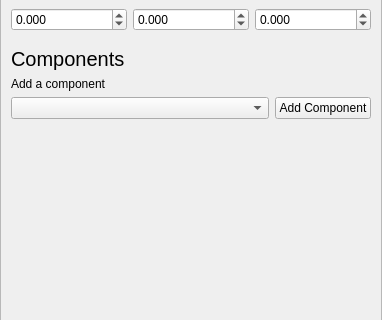
MonliH/nimble-engine, file nimble/resources/ui/entity_inspector.ui: the form before one commit; both pictures show x 0 to 382 and y 187 to 507 of the 382 by 683 pixel window.
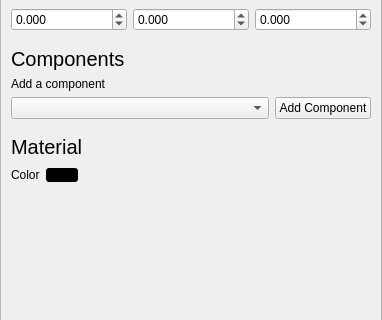
The form after the commit.

Commit message: Add colored materials

The edit to the form file:
```diff
--- a/nimble/resources/ui/entity_inspector.ui
+++ b/nimble/resources/ui/entity_inspector.ui
@@ -463,6 +463,168 @@
          </item>
         </layout>
        </item>
+       <item>
+        <spacer name="verticalSpacer_4">
+         <property name="orientation">
+          <enum>Qt::Vertical</enum>
+         </property>
+         <property name="sizeType">
+          <enum>QSizePolicy::Fixed</enum>
+         </property>
+         <property name="sizeHint" stdset="0">
+          <size>
+           <width>20</width>
+           <height>10</height>
+          </size>
+         </property>
+        </spacer>
+       </item>
+       <item>
+        <widget class="QLabel" name="label_7">
+         <property name="font">
+          <font>
+           <pointsize>15</pointsize>
+          </font>
+         </property>
+         <property name="autoFillBackground">
+          <bool>true</bool>
+         </property>
+         <property name="text">
+          <string>Material</string>
+         </property>
+        </widget>
+       </item>
+       <item>
+        <layout class="QHBoxLayout" name="materialLayout">
+         <item>
+          <widget class="QLabel" name="label_8">
+           <property name="text">
+            <string>Color</string>
+           </property>
+          </widget>
+         </item>
+         <item>
+          <widget class="QPushButton" name="pick_color">
+           <property name="palette">
+            <palette>
+             <active>
+              <colorrole role="Button">
+               <brush brushstyle="SolidPattern">
+                <color alpha="255">
+                 <red>0</red>
+                 <green>0</green>
+                 <blue>0</blue>
+                </color>
+               </brush>
+              </colorrole>
+              <colorrole role="Base">
+               <brush brushstyle="SolidPattern">
+                <color alpha="255">
+                 <red>0</red>
+                 <green>0</green>
+                 <blue>0</blue>
+                </color>
+               </brush>
+              </colorrole>
+              <colorrole role="Window">
+               <brush brushstyle="SolidPattern">
+                <color alpha="255">
+                 <red>0</red>
+                 <green>0</green>
+                 <blue>0</blue>
+                </color>
+               </brush>
+              </colorrole>
+             </active>
+             <inactive>
+              <colorrole role="Button">
+               <brush brushstyle="SolidPattern">
+                <color alpha="255">
+                 <red>0</red>
+                 <green>0</green>
+                 <blue>0</blue>
+                </color>
+               </brush>
+              </colorrole>
+              <colorrole role="Base">
+               <brush brushstyle="SolidPattern">
+                <color alpha="255">
+                 <red>0</red>
+                 <green>0</green>
+                 <blue>0</blue>
+                </color>
+               </brush>
+              </colorrole>
+              <colorrole role="Window">
+               <brush brushstyle="SolidPattern">
+                <color alpha="255">
+                 <red>0</red>
+                 <green>0</green>
+                 <blue>0</blue>
+                </color>
+               </brush>
+              </colorrole>
+             </inactive>
+             <disabled>
+              <colorrole role="Button">
+               <brush brushstyle="SolidPattern">
+                <color alpha="255">
+                 <red>0</red>
+                 <green>0</green>
+                 <blue>0</blue>
+                </color>
+               </brush>
+              </colorrole>
+              <colorrole role="Base">
+               <brush brushstyle="SolidPattern">
+                <color alpha="255">
+                 <red>0</red>
+                 <green>0</green>
+                 <blue>0</blue>
+                </color>
+               </brush>
+              </colorrole>
+              <colorrole role="Window">
+               <brush brushstyle="SolidPattern">
+                <color alpha="255">
+                 <red>0</red>
+                 <green>0</green>
+                 <blue>0</blue>
+                </color>
+               </brush>
+              </colorrole>
+             </disabled>
+            </palette>
+           </property>
+           <property name="cursor">
+            <cursorShape>PointingHandCursor</cursorShape>
+           </property>
+           <property name="autoFillBackground">
+            <bool>false</bool>
+           </property>
+           <property name="styleSheet">
+            <string notr="true">border: none; border-radius:3px; background-color: rgba(0, 0, 0, 1)</string>
+           </property>
+           <property name="text">
+            <string/>
+           </property>
+          </widget>
+         </item>
+         <item>
+          <spacer name="horizontalSpacer">
+           <property name="orientation">
+            <enum>Qt::Horizontal</enum>
+           </property>
+           <property name="sizeHint" stdset="0">
+            <size>
+             <width>40</width>
+             <height>20</height>
+            </size>
+           </property>
+          </spacer>
+         </item>
+        </layout>
+       </item>
        <item>
         <spacer name="verticalSpacer">
          <property name="orientation">
```
Left out of the diff: 6 changed lines with no effect on the pictures. The commit also changes 15 other files.
